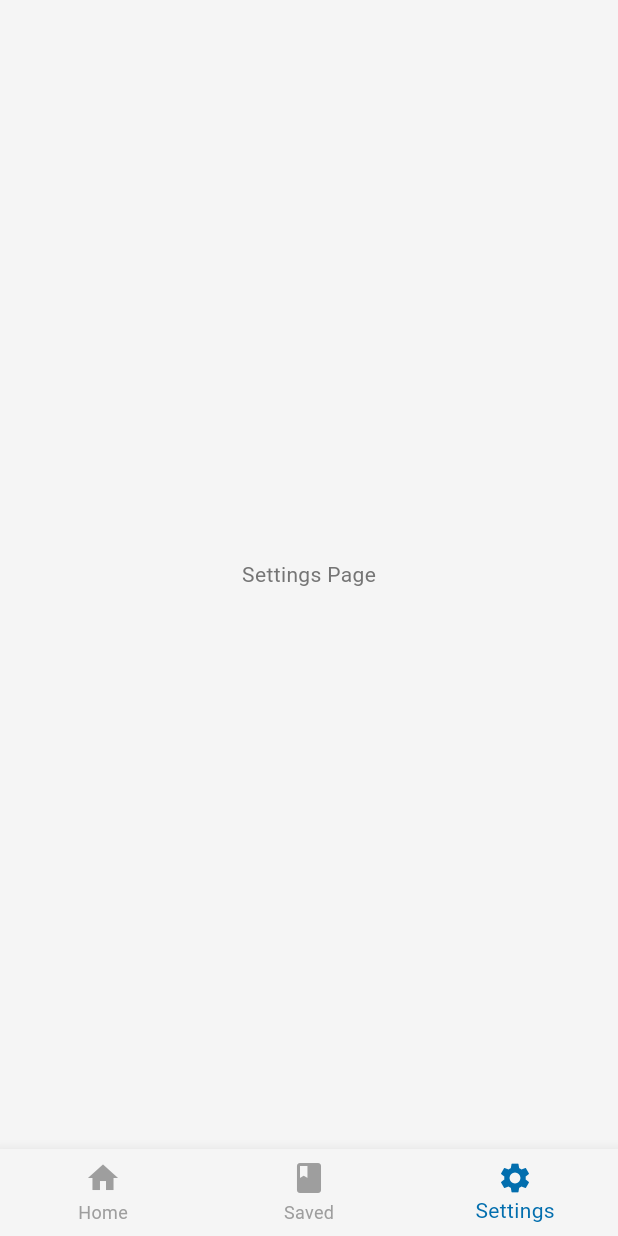
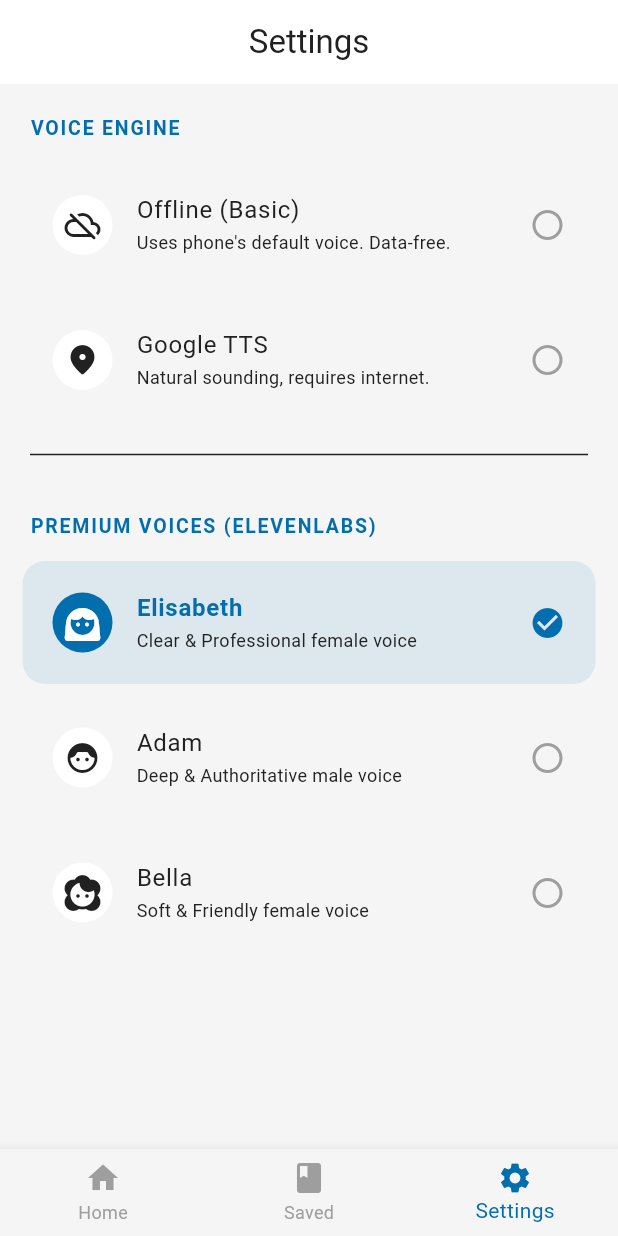
Before and after one commit to ktahmd/screen_reader, a Flutter app: the screen it shows after launch, item 3 of the bottom bar chosen, on a phone screen of 412 x 824 dp. Run offline on Flutter 3.47's test engine with Material 3 defaults, Android fonts, the phone set to English and light mode, and no system bars; our stand-ins replace audioplayers, connectivity_plus, flutter_tts, fluttertoast, shared_preferences; missing offline and left inert: circle_flags, flutter_overlay_window, google_mlkit_text_recognition, translator.

Commit message:
Add a setting page

```diff
--- /dev/null
+++ b/devtools_options.yaml
@@ -0,0 +1,3 @@
+description: This file stores settings for Dart & Flutter DevTools.
+documentation: https://docs.flutter.dev/tools/devtools/extensions#configure-extension-enablement-states
+extensions:
--- /dev/null
+++ b/lib/core/providers/settings_provider.dart
@@ -0,0 +1,39 @@
+
+import 'package:flutter/material.dart';
+import 'package:flutter_overlay_window/flutter_overlay_window.dart';
+import 'package:shared_preferences/shared_preferences.dart';
+import '../services/tts_service.dart';
+
+class SettingsProvider extends ChangeNotifier {
+  TtsVoiceMode _currentTtsMode = TtsVoiceMode.elisabeth;
+  TtsVoiceMode get currentTtsMode => _currentTtsMode;
+
+  SettingsProvider() {
+    _loadFromDisk();
+  }
+
+  Future<void> _loadFromDisk() async {
+    final prefs = await SharedPreferences.getInstance();
+    int index = prefs.getInt('tts_mode_index') ?? TtsVoiceMode.elisabeth.index;
+    _currentTtsMode = TtsVoiceMode.values[index];
+    TtsService.currentMode = _currentTtsMode;
+    notifyListeners();
+  }
+
+  Future<void> setTtsMode(TtsVoiceMode mode) async {
+    _currentTtsMode = mode;
+    TtsService.currentMode = mode;
+
+    // Save to Disk
+    final prefs = await SharedPreferences.getInstance();
+    await prefs.setInt('tts_mode_index', mode.index);
+
+    // Notify Overlay UI
+    await FlutterOverlayWindow.shareData({
+      'action': 'update_tts_mode',
+      'mode_index': mode.index,
+    });
+
+    notifyListeners();
+  }
+}
--- a/lib/core/services/tts_service.dart
+++ b/lib/core/services/tts_service.dart
@@ -86,6 +86,8 @@
     stateNotifier.value = AppTtsState.loading;
 
     final normalized = _normalize(text.toLowerCase());
+    debugPrint("🔊 TTS Request: $currentMode");
+    debugPrint("🌐 TTS Mode: $currentMode ");
 
     try {
       await _audioPlayer.stop();
@@ -98,9 +100,11 @@
         return;
       }
 
-      if (normalized.split(' ').length <= 20) {
-        await _speakOffline(normalized);
-      } else if (currentMode == TtsVoiceMode.google) {
+
+      // if (normalized.split(' ').length <= 20) {
+      //   await _speakOffline(normalized);
+      // } else
+      if (currentMode == TtsVoiceMode.google) {
         await _speakGoogleWeb(normalized);
       } else {
         await _speakElevenLabs(normalized);
--- a/lib/features/homeScreen.dart
+++ b/lib/features/homeScreen.dart
@@ -1,5 +1,6 @@
 import 'package:flutter/material.dart';
 
+import 'settings/settings_screen.dart';
 import 'translate/translate.dart';
 
 
@@ -17,7 +18,7 @@
   final List<Widget> _pages = [
     const TranslatorScreen(),
     const Center(child: Text("Saved Words Page")),
-    const Center(child: Text("Settings Page")),
+    const SettingsScreen(),
   ];
 
   @override
--- /dev/null
+++ b/lib/features/settings/settings_screen.dart
@@ -0,0 +1,144 @@
+import 'package:flutter/material.dart';
+import 'package:provider/provider.dart';
+import '../../core/providers/settings_provider.dart';
+import '../../core/services/tts_service.dart';
+
+class SettingsScreen extends StatelessWidget {
+  const SettingsScreen({super.key});
+
+  @override
+  Widget build(BuildContext context) {
+    // watch allows the UI to rebuild when setTtsMode is called
+    final settingsProvider = context.watch<SettingsProvider>();
+    final theme = Theme.of(context);
+
+    return Scaffold(
+      appBar: AppBar(
+        title: const Text("Settings"),
+        centerTitle: true,
+      ),
+      body: ListView(
+        physics: const BouncingScrollPhysics(),
+        children: [
+          _buildSectionHeader(context, "Voice Engine"),
+          _buildTtsTile(
+            context,
+            title: "Offline (Basic)",
+            subtitle: "Uses phone's default voice. Data-free.",
+            mode: TtsVoiceMode.offline,
+            currentMode: settingsProvider.currentTtsMode,
+            icon: Icons.cloud_off_rounded,
+          ),
+          _buildTtsTile(
+            context,
+            title: "Google TTS",
+            subtitle: "Natural sounding, requires internet.",
+            mode: TtsVoiceMode.google,
+            currentMode: settingsProvider.currentTtsMode,
+            icon: Icons.fmd_good_rounded,
+          ),
+
+          const Padding(
+            padding: EdgeInsets.symmetric(horizontal: 20, vertical: 10),
+            child: Divider(thickness: 1),
+          ),
+
+          _buildSectionHeader(context, "Premium Voices (ElevenLabs)"),
+          _buildTtsTile(
+            context,
+            title: "Elisabeth",
+            subtitle: "Clear & Professional female voice",
+            mode: TtsVoiceMode.elisabeth,
+            currentMode: settingsProvider.currentTtsMode,
+            icon: Icons.face_3_rounded,
+          ),
+          _buildTtsTile(
+            context,
+            title: "Adam",
+            subtitle: "Deep & Authoritative male voice",
+            mode: TtsVoiceMode.adam,
+            currentMode: settingsProvider.currentTtsMode,
+            icon: Icons.face_6_rounded,
+          ),
+          _buildTtsTile(
+            context,
+            title: "Bella",
+            subtitle: "Soft & Friendly female voice",
+            mode: TtsVoiceMode.bella,
+            currentMode: settingsProvider.currentTtsMode,
+            icon: Icons.face_2_rounded,
+          ),
+        ],
+      ),
+    );
+  }
+
+  Widget _buildSectionHeader(BuildContext context, String title) {
+    return Padding(
+      padding: const EdgeInsets.fromLTRB(20, 20, 20, 10),
+      child: Text(
+        title.toUpperCase(),
+        style: TextStyle(
+          color: Theme.of(context).colorScheme.primary,
+          fontWeight: FontWeight.bold,
+          fontSize: 13,
+          letterSpacing: 1.2,
+        ),
+      ),
+    );
+  }
+
+  Widget _buildTtsTile(
+    BuildContext context, {
+    required String title,
+    required String subtitle,
+    required TtsVoiceMode mode,
+    required TtsVoiceMode currentMode,
+    required IconData icon,
+  }) {
+    final isSelected = mode == currentMode;
+    final theme = Theme.of(context);
+
+    return Container(
+      margin: const EdgeInsets.symmetric(horizontal: 15, vertical: 4),
+      decoration: BoxDecoration(
+        color: isSelected
+            ? theme.colorScheme.primary.withOpacity(0.1)
+            : Colors.transparent,
+        borderRadius: BorderRadius.circular(15),
+      ),
+      child: ListTile(
+        contentPadding: const EdgeInsets.symmetric(horizontal: 20, vertical: 5),
+        leading: Container(
+          padding: const EdgeInsets.all(8),
+          decoration: BoxDecoration(
+            color: isSelected ? theme.colorScheme.primary : theme.colorScheme.surfaceVariant,
+            shape: BoxShape.circle,
+          ),
+          child: Icon(
+            icon,
+            color: isSelected ? Colors.white : theme.colorScheme.onSurfaceVariant,
+            size: 24,
+          ),
+        ),
+        title: Text(
+          title,
+          style: TextStyle(
+            fontWeight: isSelected ? FontWeight.bold : FontWeight.normal,
+            color: isSelected ? theme.colorScheme.primary : null,
+          ),
+        ),
+        subtitle: Text(
+          subtitle,
+          style: const TextStyle(fontSize: 12),
+        ),
+        trailing: isSelected
+            ? Icon(Icons.check_circle, color: theme.colorScheme.primary)
+            : const Icon(Icons.circle_outlined, color: Colors.grey),
+        onTap: () {
+          context.read<SettingsProvider>().setTtsMode(mode);
+        },
+      ),
+    );
+  }
+}
--- a/lib/main.dart
+++ b/lib/main.dart
@@ -2,7 +2,9 @@
 import 'package:flutter/services.dart';
 import 'package:flutter_overlay_window/flutter_overlay_window.dart';
 import 'package:provider/provider.dart';
+import 'package:screen_reader/core/services/tts_service.dart';
 import 'core/helpers/theme_helper.dart';
+import 'core/providers/settings_provider.dart';
 import 'core/providers/theme_provider.dart';
 import 'core/providers/overlay_provider.dart';
 import 'core/services/ocr_service.dart';
@@ -59,6 +61,11 @@
                   {'action': 'error', 'errorCode': e.toString()});
             }
             break;
+          case 'update_tts_mode':
+            final index = event['mode_index'] as int;
+            TtsService.currentMode = TtsVoiceMode.values[index];
+            debugPrint("🤖 BACKGROUND: TTS Mode updated to ${TtsService.currentMode}");
+            break;
           case 'dispose_listener':
             // Example: cancel the subscription if a dispose action is received
             await overlaySubscription?.cancel();
@@ -79,6 +86,7 @@
       providers: [
         ChangeNotifierProvider(create: (_) => ThemeProvider()),
         ChangeNotifierProvider(create: (_) => OverlayProvider(), lazy: false),
+        ChangeNotifierProvider(create: (_) => SettingsProvider(), lazy: false),
       ],
       child: Consumer<ThemeProvider>(
         builder: (context, themeProvider, child) {
--- a/lib/overlay/overlay.dart
+++ b/lib/overlay/overlay.dart
@@ -1,5 +1,6 @@
 import 'package:flutter/material.dart';
 import 'package:flutter_overlay_window/flutter_overlay_window.dart';
+import 'package:shared_preferences/shared_preferences.dart';
 import '../core/helpers/colors.dart';
 import '../core/services/translator_service.dart';
 import '../core/services/tts_service.dart';
@@ -27,10 +28,20 @@
   @override
   void initState() {
     super.initState();
+    _initOverlaySettings();
     TtsService.init();
     FlutterOverlayWindow.overlayListener.listen((event) async {
       if (event is Map) {
+
         final action = event['action'];
+        if (action == 'update_tts_mode') {
+          final index = event['mode_index'] as int;
+          setState(() {
+            TtsService.currentMode = TtsVoiceMode.values[index];
+          });
+          debugPrint("✅ Overlay updated TTS Mode to: ${TtsService.currentMode}");
+          return; // Exit early
+        }
 
         if (action == 'result') {
           await FlutterOverlayWindow.moveOverlay(const OverlayPosition(0, 0));
@@ -176,6 +187,12 @@
       });
     }
   }
+
+Future<void> _initOverlaySettings() async {
+  final prefs = await SharedPreferences.getInstance();
+  int index = prefs.getInt('tts_mode') ?? TtsVoiceMode.elisabeth.index;
+  TtsService.currentMode = TtsVoiceMode.values[index];
+}
 
   void _clearSelection() {
     TtsService.stop();
--- a/pubspec.yaml
+++ b/pubspec.yaml
@@ -32,6 +32,7 @@
   fluttertoast: ^8.2.4
   crypto: ^3.0.7
   connectivity_plus: ^7.0.0
+  shared_preferences: ^2.5.4
 
 
 
```
